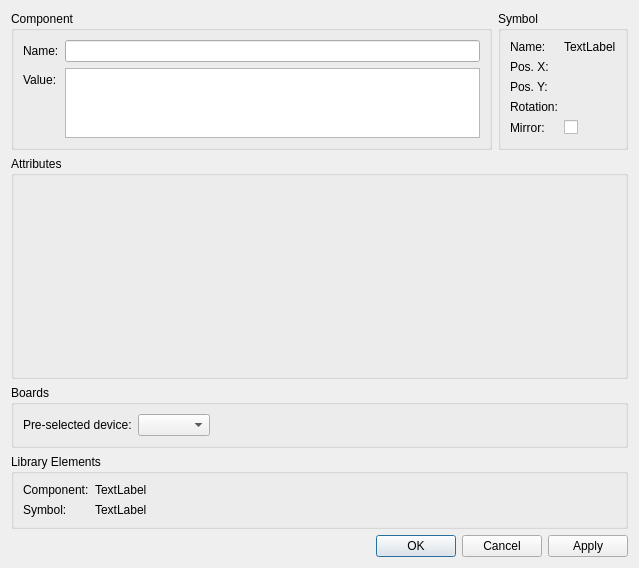
The window that libs/librepcb/editor/project/schematiceditor/symbolinstancepropertiesdialog.ui (LibrePCB/LibrePCB) describes before a commit, drawn with Qt 5.
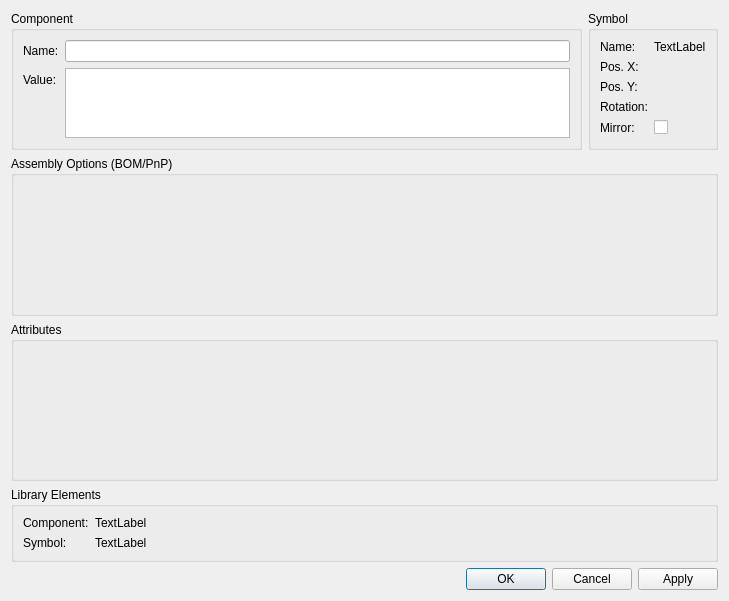
The same window after the commit. Custom widgets are drawn as their Qt base class.

Patch:
```diff
--- a/libs/librepcb/editor/project/schematiceditor/symbolinstancepropertiesdialog.ui
+++ b/libs/librepcb/editor/project/schematiceditor/symbolinstancepropertiesdialog.ui
@@ -6,8 +6,8 @@
    <rect>
     <x>0</x>
     <y>0</y>
-    <width>639</width>
-    <height>568</height>
+    <width>729</width>
+    <height>601</height>
    </rect>
   </property>
   <property name="windowTitle">
@@ -16,6 +16,121 @@
   <layout class="QVBoxLayout" name="verticalLayout">
    <item>
     <layout class="QGridLayout" name="gridLayout">
+     <item row="4" column="0" colspan="2">
+      <widget class="QGroupBox" name="gbxCmpLib">
+       <property name="sizePolicy">
+        <sizepolicy hsizetype="Preferred" vsizetype="Preferred">
+         <horstretch>0</horstretch>
+         <verstretch>1</verstretch>
+        </sizepolicy>
+       </property>
+       <property name="title">
+        <string>Library Elements</string>
+       </property>
+       <layout class="QFormLayout" name="formLayout_3">
+        <property name="fieldGrowthPolicy">
+         <enum>QFormLayout::AllNonFixedFieldsGrow</enum>
+        </property>
+        <property name="formAlignment">
+         <set>Qt::AlignLeading|Qt::AlignLeft|Qt::AlignTop</set>
+        </property>
+        <item row="0" column="0">
+         <widget class="QLabel" name="label_10">
+          <property name="sizePolicy">
+           <sizepolicy hsizetype="Maximum" vsizetype="Preferred">
+            <horstretch>0</horstretch>
+            <verstretch>0</verstretch>
+           </sizepolicy>
+          </property>
+          <property name="text">
+           <string>Component:</string>
+          </property>
+         </widget>
+        </item>
+        <item row="0" column="1">
+         <widget class="QLabel" name="lblCompLibName">
+          <property name="sizePolicy">
+           <sizepolicy hsizetype="Ignored" vsizetype="Preferred">
+            <horstretch>0</horstretch>
+            <verstretch>0</verstretch>
+           </sizepolicy>
+          </property>
+          <property name="text">
+           <string notr="true">TextLabel</string>
+          </property>
+          <property name="textFormat">
+           <enum>Qt::RichText</enum>
+          </property>
+          <property name="textInteractionFlags">
+           <set>Qt::LinksAccessibleByKeyboard|Qt::LinksAccessibleByMouse</set>
+          </property>
+         </widget>
+        </item>
+        <item row="1" column="0">
+         <widget class="QLabel" name="label_17">
+          <property name="sizePolicy">
+           <sizepolicy hsizetype="Maximum" vsizetype="Preferred">
+            <horstretch>0</horstretch>
+            <verstretch>0</verstretch>
+           </sizepolicy>
+          </property>
+          <property name="text">
+           <string>Symbol:</string>
+          </property>
+         </widget>
+        </item>
+        <item row="1" column="1">
+         <widget class="QLabel" name="lblSymbLibName">
+          <property name="sizePolicy">
+           <sizepolicy hsizetype="Ignored" vsizetype="Preferred">
+            <horstretch>0</horstretch>
+            <verstretch>0</verstretch>
+           </sizepolicy>
+          </property>
+          <property name="text">
+           <string notr="true">TextLabel</string>
+          </property>
+          <property name="textFormat">
+           <enum>Qt::RichText</enum>
+          </property>
+          <property name="textInteractionFlags">
+           <set>Qt::LinksAccessibleByKeyboard|Qt::LinksAccessibleByMouse</set>
+          </property>
+         </widget>
+        </item>
+       </layout>
+      </widget>
+     </item>
+     <item row="2" column="0" colspan="2">
+      <widget class="QGroupBox" name="gbxAttributes">
+       <property name="sizePolicy">
+        <sizepolicy hsizetype="Preferred" vsizetype="Preferred">
+         <horstretch>0</horstretch>
+         <verstretch>100</verstretch>
+        </sizepolicy>
+       </property>
+       <property name="title">
+        <string notr="true">Attributes</string>
+       </property>
+       <layout class="QVBoxLayout" name="attributesLayout">
+        <property name="leftMargin">
+         <number>0</number>
+        </property>
+        <property name="topMargin">
+         <number>0</number>
+        </property>
+        <property name="rightMargin">
+         <number>0</number>
+        </property>
+        <property name="bottomMargin">
+         <number>0</number>
+        </property>
+        <item>
+         <widget class="librepcb::editor::AttributeListEditorWidget" name="attributeListEditorWidget" native="true"/>
+        </item>
+       </layout>
+      </widget>
+     </item>
      <item row="0" column="1">
       <widget class="QGroupBox" name="gbxSymbInst">
        <property name="sizePolicy">
@@ -98,129 +213,6 @@
        </layout>
       </widget>
      </item>
-     <item row="2" column="0" colspan="2">
-      <widget class="QGroupBox" name="groupBox_2">
-       <property name="title">
-        <string>Boards</string>
-       </property>
-       <layout class="QFormLayout" name="formLayout_4">
-        <property name="fieldGrowthPolicy">
-         <enum>QFormLayout::AllNonFixedFieldsGrow</enum>
-        </property>
-        <property name="formAlignment">
-         <set>Qt::AlignLeading|Qt::AlignLeft|Qt::AlignTop</set>
-        </property>
-        <item row="0" column="0">
-         <widget class="QLabel" name="label">
-          <property name="text">
-           <string>Pre-selected device:</string>
-          </property>
-         </widget>
-        </item>
-        <item row="0" column="1">
-         <widget class="QComboBox" name="cbxPreselectedDevice">
-          <property name="sizePolicy">
-           <sizepolicy hsizetype="Fixed" vsizetype="Fixed">
-            <horstretch>0</horstretch>
-            <verstretch>0</verstretch>
-           </sizepolicy>
-          </property>
-          <property name="currentText">
-           <string notr="true"/>
-          </property>
-          <property name="maxVisibleItems">
-           <number>20</number>
-          </property>
-         </widget>
-        </item>
-       </layout>
-      </widget>
-     </item>
-     <item row="3" column="0" colspan="2">
-      <widget class="QGroupBox" name="gbxCmpLib">
-       <property name="sizePolicy">
-        <sizepolicy hsizetype="Preferred" vsizetype="Preferred">
-         <horstretch>0</horstretch>
-         <verstretch>1</verstretch>
-        </sizepolicy>
-       </property>
-       <property name="title">
-        <string>Library Elements</string>
-       </property>
-       <layout class="QFormLayout" name="formLayout_3">
-        <property name="fieldGrowthPolicy">
-         <enum>QFormLayout::AllNonFixedFieldsGrow</enum>
-        </property>
-        <property name="formAlignment">
-         <set>Qt::AlignLeading|Qt::AlignLeft|Qt::AlignTop</set>
-        </property>
-        <item row="0" column="0">
-         <widget class="QLabel" name="label_10">
-          <property name="sizePolicy">
-           <sizepolicy hsizetype="Maximum" vsizetype="Preferred">
-            <horstretch>0</horstretch>
-            <verstretch>0</verstretch>
-           </sizepolicy>
-          </property>
-          <property name="text">
-           <string>Component:</string>
-          </property>
-         </widget>
-        </item>
-        <item row="0" column="1">
-         <widget class="QLabel" name="lblCompLibName">
-          <property name="sizePolicy">
-           <sizepolicy hsizetype="Ignored" vsizetype="Preferred">
-            <horstretch>0</horstretch>
-            <verstretch>0</verstretch>
-           </sizepolicy>
-          </property>
-          <property name="text">
-           <string notr="true">TextLabel</string>
-          </property>
-          <property name="textFormat">
-           <enum>Qt::RichText</enum>
-          </property>
-          <property name="textInteractionFlags">
-           <set>Qt::LinksAccessibleByKeyboard|Qt::LinksAccessibleByMouse</set>
-          </property>
-         </widget>
-        </item>
-        <item row="1" column="0">
-         <widget class="QLabel" name="label_17">
-          <property name="sizePolicy">
-           <sizepolicy hsizetype="Maximum" vsizetype="Preferred">
-            <horstretch>0</horstretch>
-            <verstretch>0</verstretch>
-           </sizepolicy>
-          </property>
-          <property name="text">
-           <string>Symbol:</string>
-          </property>
-         </widget>
-        </item>
-        <item row="1" column="1">
-         <widget class="QLabel" name="lblSymbLibName">
-          <property name="sizePolicy">
-           <sizepolicy hsizetype="Ignored" vsizetype="Preferred">
-            <horstretch>0</horstretch>
-            <verstretch>0</verstretch>
-           </sizepolicy>
-          </property>
-          <property name="text">
-           <string notr="true">TextLabel</string>
-          </property>
-          <property name="textFormat">
-           <enum>Qt::RichText</enum>
-          </property>
-          <property name="textInteractionFlags">
-           <set>Qt::LinksAccessibleByKeyboard|Qt::LinksAccessibleByMouse</set>
-          </property>
-         </widget>
-        </item>
-       </layout>
-      </widget>
-     </item>
      <item row="0" column="0">
       <widget class="QGroupBox" name="gbxComponentInstance">
        <property name="sizePolicy">
@@ -270,19 +262,31 @@
       </widget>
      </item>
      <item row="1" column="0" colspan="2">
-      <widget class="QGroupBox" name="groupBox">
+      <widget class="QGroupBox" name="gbxAssembly">
        <property name="sizePolicy">
-        <sizepolicy hsizetype="Preferred" vsizetype="Expanding">
+        <sizepolicy hsizetype="Preferred" vsizetype="Preferred">
          <horstretch>0</horstretch>
          <verstretch>100</verstretch>
         </sizepolicy>
        </property>
        <property name="title">
-        <string>Attributes</string>
+        <string>Assembly Options (BOM/PnP)</string>
        </property>
-       <layout class="QVBoxLayout" name="attributesLayout">
+       <layout class="QVBoxLayout" name="verticalLayout_2">
+        <property name="leftMargin">
+         <number>0</number>
+        </property>
+        <property name="topMargin">
+         <number>0</number>
+        </property>
+        <property name="rightMargin">
+         <number>0</number>
+        </property>
+        <property name="bottomMargin">
+         <number>0</number>
+        </property>
         <item>
-         <widget class="librepcb::editor::AttributeListEditorWidget" name="attributeListEditorWidget" native="true"/>
+         <widget class="librepcb::editor::ComponentAssemblyOptionListEditorWidget" name="assemblyOptionListEditorWidget" native="true"/>
         </item>
        </layout>
       </widget>
@@ -302,6 +306,12 @@
   </layout>
  </widget>
  <customwidgets>
+  <customwidget>
+   <class>librepcb::editor::AttributeListEditorWidget</class>
+   <extends>QWidget</extends>
+   <header location="global">librepcb/editor/widgets/attributelisteditorwidget.h</header>
+   <container>1</container>
+  </customwidget>
   <customwidget>
    <class>librepcb::editor::LengthEdit</class>
    <extends>QWidget</extends>
@@ -315,9 +325,9 @@
    <container>1</container>
   </customwidget>
   <customwidget>
-   <class>librepcb::editor::AttributeListEditorWidget</class>
+   <class>librepcb::editor::ComponentAssemblyOptionListEditorWidget</class>
    <extends>QWidget</extends>
-   <header location="global">librepcb/editor/widgets/attributelisteditorwidget.h</header>
+   <header location="global">librepcb/editor/project/componentassemblyoptionlisteditorwidget.h</header>
    <container>1</container>
   </customwidget>
  </customwidgets>
@@ -329,7 +339,6 @@
   <tabstop>edtSymbInstRotation</tabstop>
   <tabstop>cbxMirror</tabstop>
   <tabstop>attributeListEditorWidget</tabstop>
-  <tabstop>cbxPreselectedDevice</tabstop>
  </tabstops>
  <resources/>
  <connections/>
```
